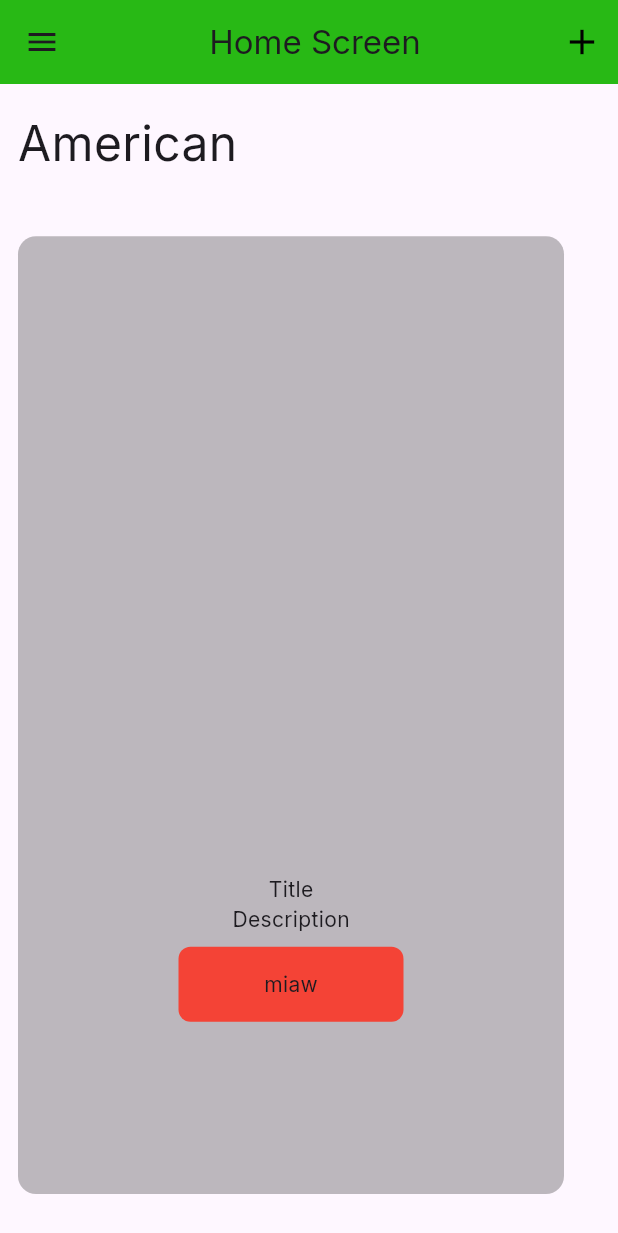
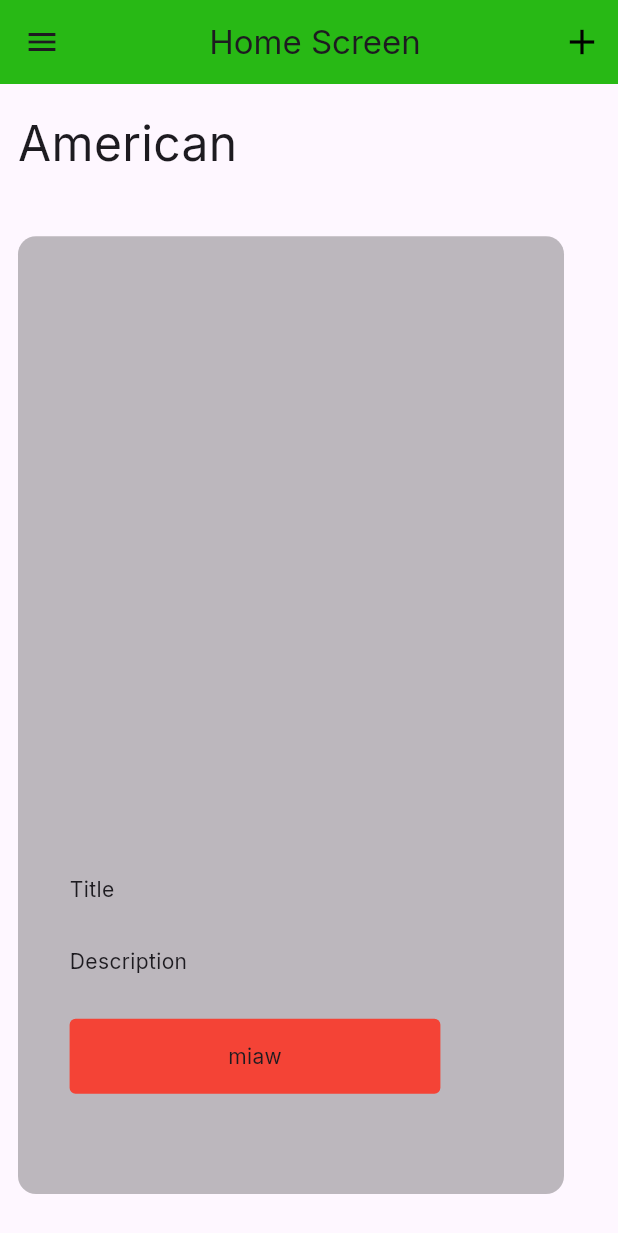
Before and after one commit to RafihYahya/RECIPE_APP_FLUTTER, a Flutter app: the screen it shows after launch, on a phone screen of 412 x 824 dp. Shown: the top 1233 px of the screen. Run offline on Flutter 3.47's test engine with Material 2 defaults, Android fonts, the phone set to English and light mode, and no system bars; our stand-ins replace google_fonts.

Commit message:
fine_tuning_dimensions

```diff
--- a/lib/components/custom_card.dart
+++ b/lib/components/custom_card.dart
@@ -21,21 +21,26 @@ class CustomCardMainP extends StatelessWidget {
             Expanded(flex: 2, child: SizedBox()),
             Expanded(
                 flex: 1,
+                child: Padding(
+                  padding: const EdgeInsets.only(right: 48.0),
                   child: Column(
+                    crossAxisAlignment: CrossAxisAlignment.start,
                     children: [
                       Text('Title'),
+                      SizedBox(height: 28.0),
                       Text('Description'),
-                    SizedBox(height: 8.0),
+                      SizedBox(height: 28.0),
                       Container(
                         height: 50,
-                      width: 150,
+                        width: MediaQuery.of(context).size.width * 0.6,
                         decoration: BoxDecoration(
-                        borderRadius: BorderRadius.circular(8.0),
+                          borderRadius: BorderRadius.circular(4.0),
                           color: Colors.red,
                         ),
                         child: Center(child: Text('miaw')),
                       )
                     ],
+                  ),
                 ))
           ],
         )
```
Lines whose indentation alone changed are shown as unchanged.
